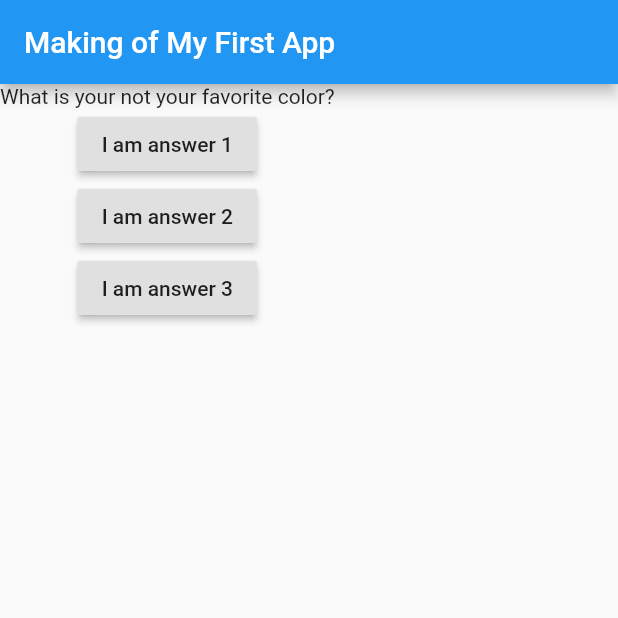
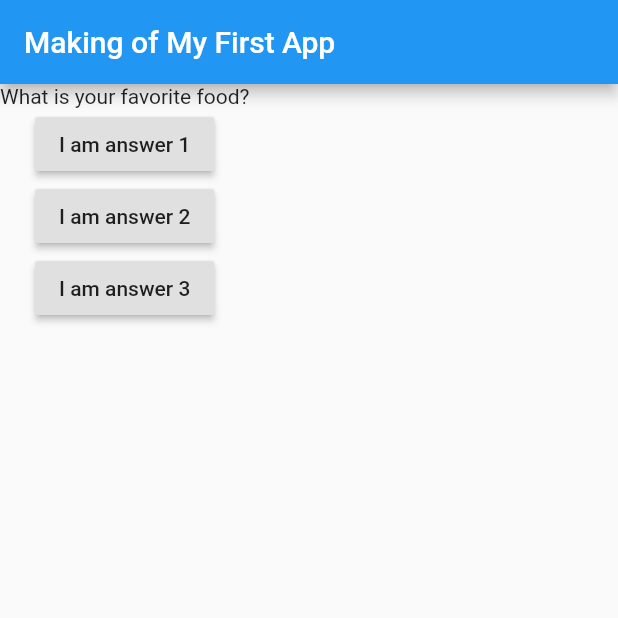
Before and after one commit to Bashiruu1/flutterproject, a Flutter app: the screen it shows after launch, after a tap on "I am answer 1", on a phone screen of 412 x 824 dp, the top half of it. Run offline on Flutter 3.47's test engine with Material 2 defaults, Android fonts, the phone set to English and light mode, and no system bars.

Commit message:
testing commits on github

```diff
--- a/lib/main.dart
+++ b/lib/main.dart
@@ -25,7 +25,7 @@ class MyAppState extends State<MyApp> {
   Widget build(BuildContext context) {
     List<String> questions = [
       "What is your favorite color?",
-      "What is your not your favorite color?"
+      "What is your favorite food?"
     ];
 
     return MaterialApp(
```
